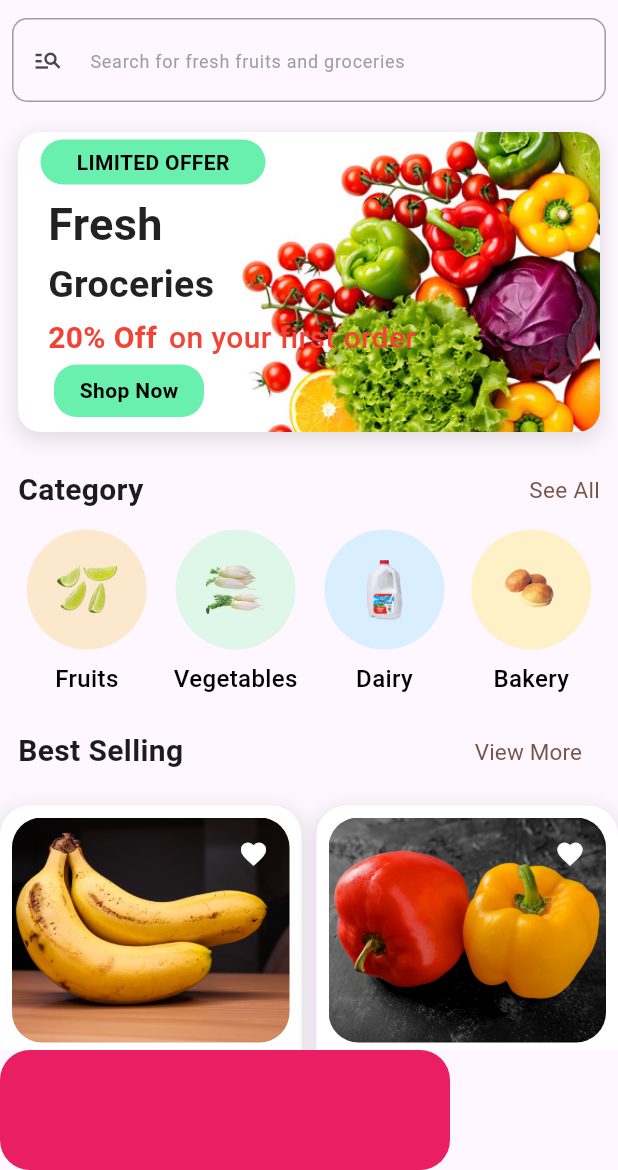
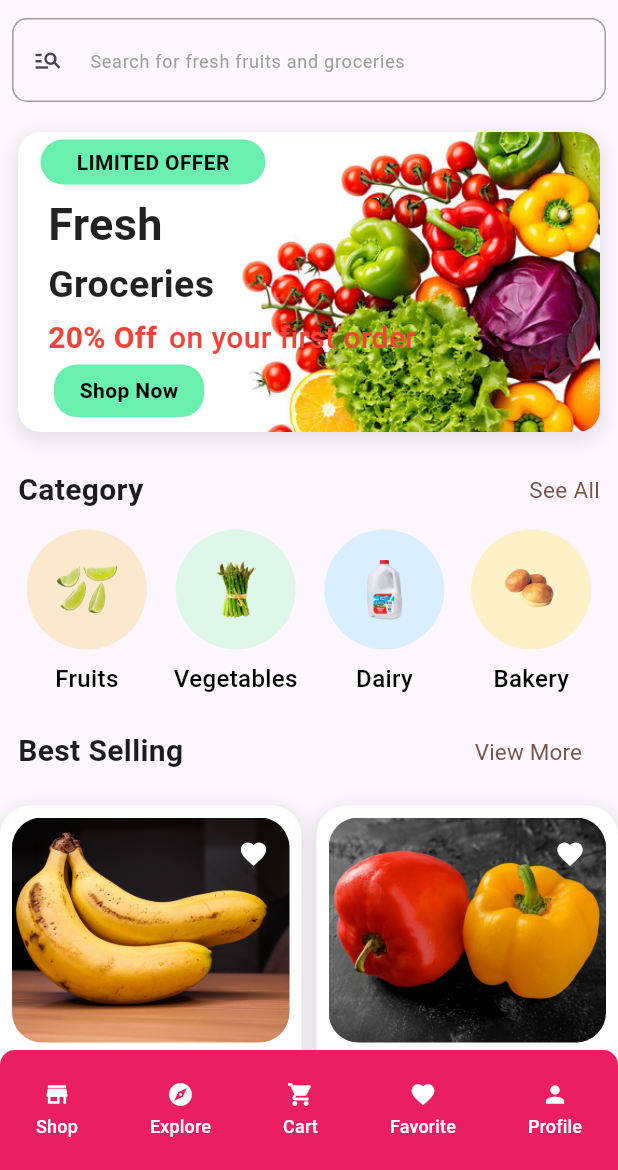
Before and after one commit to Khorsed-Alam/freshgrocery, a Flutter app: the screen it shows after launch, on a phone screen of 412 x 824 dp, the part 66-1236 px from its top. Run offline on Flutter 3.47's test engine with Material 3 defaults, Android fonts, the phone set to English and light mode, and no system bars.

Commit message:
Explore_Product.dart

```diff
--- /dev/null
+++ b/lib/custom_widget/Search_Product.dart
@@ -0,0 +1,39 @@
+import 'package:flutter/cupertino.dart';
+import 'package:flutter/material.dart';
+
+class Search_Product extends StatelessWidget {
+  const Search_Product({
+    super.key,
+  });
+
+  @override
+  Widget build(BuildContext context) {
+    return Padding(
+      padding: const EdgeInsets.all(8.0),
+      child: TextFormField(
+        decoration: InputDecoration(
+          hintText: 'Search for fresh fruits and groceries',
+          hintStyle: const TextStyle(
+            color: Colors.grey,
+            fontSize: 12,
+          ),
+          prefixIcon: const Icon(Icons.manage_search, size: 20),
+          enabledBorder: OutlineInputBorder(
+            borderRadius: BorderRadius.circular(10),
+            borderSide: const BorderSide(
+              color: Colors.grey,
+              width: 1,
+            ),
+          ),
+          focusedBorder: OutlineInputBorder(
+            borderRadius: BorderRadius.circular(10),
+            borderSide: const BorderSide(
+              color: Colors.black,
+              width: 1,
+            ),
+          ),
+        ),
+      ),
+    );
+  }
+}
--- /dev/null
+++ b/lib/custom_widget/bottomNavigationbar.dart
@@ -0,0 +1,138 @@
+import 'package:flutter/material.dart';
+
+import '../screen/Explore_Product.dart';
+import '../screen/home.dart';
+
+class bottomNavigationbar extends StatelessWidget {
+  const bottomNavigationbar({
+    super.key,
+  });
+
+  @override
+  Widget build(BuildContext context) {
+    return Container(
+      height: 80,
+      decoration: const BoxDecoration(
+        borderRadius: BorderRadius.only(
+          topLeft: Radius.circular(10),
+          topRight: Radius.circular(10),
+        ),
+        color: Colors.pink,
+      ),
+      child: Row(
+        mainAxisAlignment: MainAxisAlignment.spaceAround,
+        children: [
+          // 1. Shop Button
+          ElevatedButton(
+            onPressed: () {
+             Navigator.push(context,MaterialPageRoute(builder: (context)=>home()));
+            },
+            style: ElevatedButton.styleFrom(
+              backgroundColor: Colors.transparent,
+              shadowColor: Colors.transparent,
+              padding: const EdgeInsets.symmetric(horizontal: 8.0, vertical: 4.0),
+              minimumSize: Size.zero,
+              tapTargetSize: MaterialTapTargetSize.shrinkWrap,
+            ),
+            child: Column(
+              mainAxisAlignment: MainAxisAlignment.center,
+              children: const [
+                Icon(Icons.store, color: Colors.white),
+                SizedBox(height: 4),
+                Text('Shop', style: TextStyle(color: Colors.white, fontSize: 12)),
+              ],
+            ),
+          ),
+
+          // 2. Explore Button
+          ElevatedButton(
+            onPressed: () {
+               Navigator.push(context, MaterialPageRoute(builder: (context)=>ExploreProduct()));
+            },
+            style: ElevatedButton.styleFrom(
+              backgroundColor: Colors.transparent,
+              shadowColor: Colors.transparent,
+              padding: const EdgeInsets.symmetric(horizontal: 8.0, vertical: 4.0),
+              minimumSize: Size.zero,
+              tapTargetSize: MaterialTapTargetSize.shrinkWrap,
+            ),
+            child: Column(
+              mainAxisAlignment: MainAxisAlignment.center,
+              children: const [
+                Icon(Icons.explore, color: Colors.white),
+                SizedBox(height: 4),
+                Text('Explore', style: TextStyle(color: Colors.white, fontSize: 12)),
+              ],
+            ),
+          ),
+
+          // 3. Cart Button
+          ElevatedButton(
+            onPressed: () {
+              // Add your onTap action here
+            },
+            style: ElevatedButton.styleFrom(
+              backgroundColor: Colors.transparent,
+              shadowColor: Colors.transparent,
+              padding: const EdgeInsets.symmetric(horizontal: 8.0, vertical: 4.0),
+              minimumSize: Size.zero,
+              tapTargetSize: MaterialTapTargetSize.shrinkWrap,
+            ),
+            child: Column(
+              mainAxisAlignment: MainAxisAlignment.center,
+              children: const [
+                Icon(Icons.shopping_cart, color: Colors.white),
+                SizedBox(height: 4),
+                Text('Cart', style: TextStyle(color: Colors.white, fontSize: 12)),
+              ],
+            ),
+          ),
+
+          // 4. Favorite Button
+          ElevatedButton(
+            onPressed: () {
+              // Add your onTap action here
+            },
+            style: ElevatedButton.styleFrom(
+              backgroundColor: Colors.transparent,
+              shadowColor: Colors.transparent,
+              padding: const EdgeInsets.symmetric(horizontal: 8.0, vertical: 4.0),
+              minimumSize: Size.zero,
+              tapTargetSize: MaterialTapTargetSize.shrinkWrap,
+            ),
+            child: Column(
+              mainAxisAlignment: MainAxisAlignment.center,
+              children: const [
+                Icon(Icons.favorite, color: Colors.white),
+                SizedBox(height: 4),
+                Text('Favorite', style: TextStyle(color: Colors.white, fontSize: 12)),
+              ],
+            ),
+          ),
+
+          // 5. Profile Button
+          ElevatedButton(
+            onPressed: () {
+              // Add your onTap action here
+            },
+            style: ElevatedButton.styleFrom(
+              backgroundColor: Colors.transparent,
+              shadowColor: Colors.transparent,
+              padding: const EdgeInsets.symmetric(horizontal: 8.0, vertical: 4.0),
+              minimumSize: Size.zero,
+              tapTargetSize: MaterialTapTargetSize.shrinkWrap,
+            ),
+            child: Column(
+              mainAxisAlignment: MainAxisAlignment.center,
+              children: const [
+                Icon(Icons.person, color: Colors.white),
+                SizedBox(height: 4),
+                Text('Profile', style: TextStyle(color: Colors.white, fontSize: 12)),
+              ],
+            ),
+          ),
+        ],
+      ),
+    );
+  }
+}
--- a/lib/myApp.dart
+++ b/lib/myApp.dart
@@ -1,4 +1,5 @@
 import 'package:flutter/material.dart';
+import 'package:freshgrocery/screen/Explore_Product.dart';
 import 'package:freshgrocery/screen/home.dart';
 
 class myApp extends StatelessWidget {
@@ -15,6 +16,7 @@ class myApp extends StatelessWidget {
 
       routes: {
         '/':(context)=>home(),
+
     }
       ,
 
--- a/lib/screen/home.dart
+++ b/lib/screen/home.dart
@@ -1,4 +1,6 @@
 import 'package:flutter/material.dart';
+import '../custom_widget/Search_Product.dart';
+import '../custom_widget/bottomNavigationbar.dart';
 import '../data/product_list.dart';
 
 import '../custom_widget/Selling_Card.dart';
@@ -47,33 +49,7 @@ class home extends StatelessWidget {
               ),
 
               /// Search Bar
-              Padding(
-                padding: const EdgeInsets.all(8.0),
-                child: TextFormField(
-                  decoration: InputDecoration(
-                    hintText: 'Search for fresh fruits and groceries',
-                    hintStyle: const TextStyle(
-                      color: Colors.grey,
-                      fontSize: 12,
-                    ),
-                    prefixIcon: const Icon(Icons.manage_search, size: 20),
-                    enabledBorder: OutlineInputBorder(
-                      borderRadius: BorderRadius.circular(10),
-                      borderSide: const BorderSide(
-                        color: Colors.grey,
-                        width: 1,
-                      ),
-                    ),
-                    focusedBorder: OutlineInputBorder(
-                      borderRadius: BorderRadius.circular(10),
-                      borderSide: const BorderSide(
-                        color: Colors.black,
-                        width: 1,
-                      ),
-                    ),
-                  ),
-                ),
-              ),
+              Search_Product(),
 
               /// Offer Banner
               Padding(
@@ -317,20 +293,7 @@ class home extends StatelessWidget {
 
       ),
 
-
-      bottomNavigationBar: Row(
-        children: [
-          Container(
-            width: 300,
-            height: 80,
-            decoration: BoxDecoration(
-              borderRadius: BorderRadius.circular(20),
-              color: Colors.pink,
-            ),
-          ),
-        ],
-      ),
-
+        bottomNavigationBar: bottomNavigationbar()
     );
   }
 }
```
Also changed, not shown: lib/screen/Explore_Product.dart (added, +165 -0 lines), assets/vegetable.png.
